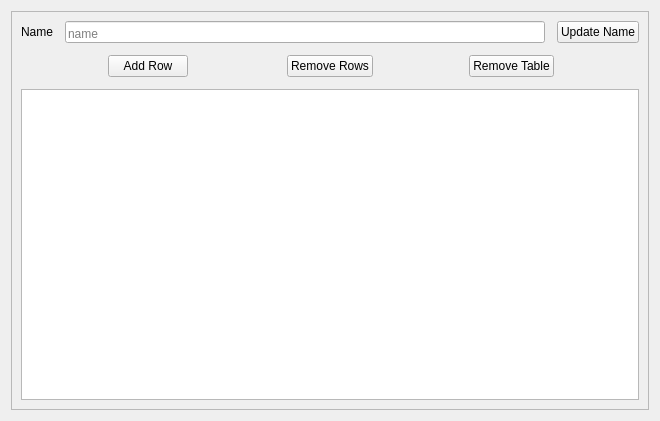
The window that ViewProfit/ui/table_benchmarks.ui (wwmm/viewprofit) describes before a commit, drawn with Qt 5.
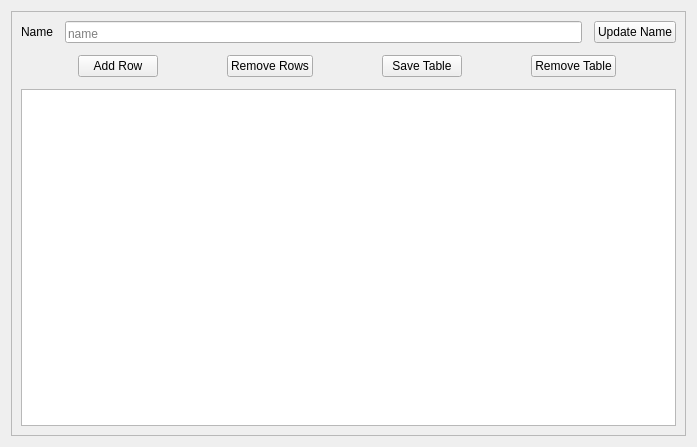
The same window after the commit.

The edit to the form file:
```diff
--- a/ViewProfit/ui/table_benchmarks.ui
+++ b/ViewProfit/ui/table_benchmarks.ui
@@ -6,8 +6,8 @@
    <rect>
     <x>0</x>
     <y>0</y>
-    <width>660</width>
-    <height>421</height>
+    <width>697</width>
+    <height>447</height>
    </rect>
   </property>
   <property name="sizePolicy">
@@ -89,7 +89,7 @@
          <bool>false</bool>
         </property>
         <property name="sortingEnabled">
-         <bool>true</bool>
+         <bool>false</bool>
         </property>
         <property name="wordWrap">
          <bool>false</bool>
@@ -161,7 +161,7 @@
       </item>
       <item row="1" column="0" colspan="3">
        <layout class="QHBoxLayout" name="horizontalLayout">
-        <item alignment="Qt::AlignHCenter">
+        <item>
          <widget class="QPushButton" name="button_add_row">
           <property name="sizePolicy">
            <sizepolicy hsizetype="Fixed" vsizetype="Fixed">
@@ -187,7 +187,20 @@
           </property>
          </widget>
         </item>
-        <item alignment="Qt::AlignHCenter">
+        <item>
+         <widget class="QPushButton" name="button_save_table">
+          <property name="sizePolicy">
+           <sizepolicy hsizetype="Fixed" vsizetype="Fixed">
+            <horstretch>0</horstretch>
+            <verstretch>0</verstretch>
+           </sizepolicy>
+          </property>
+          <property name="text">
+           <string>Save Table</string>
+          </property>
+         </widget>
+        </item>
+        <item>
          <widget class="QPushButton" name="button_remove_table">
           <property name="sizePolicy">
            <sizepolicy hsizetype="Fixed" vsizetype="Fixed">
```
